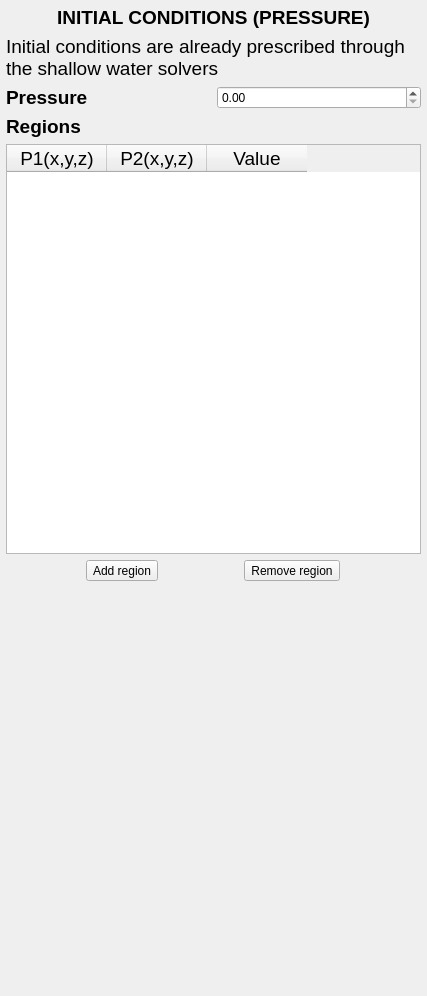
This is HydroUQ/initialconpres.ui in NHERI-SimCenter/HydroUQ as Qt 5 draws it before an edit. The edited form follows.
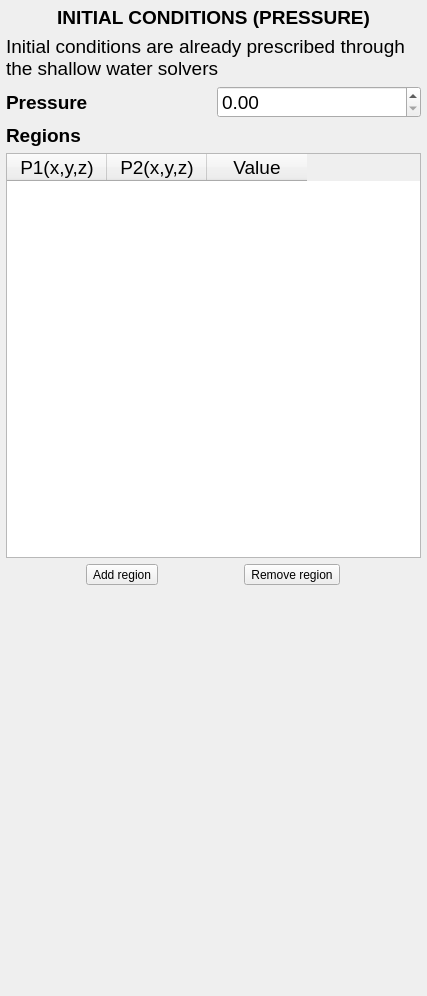
This is the edited form.

Commit message: Added parametric building into it. Cleaning layouts and fonts

```diff
--- a/HydroUQ/initialconpres.ui
+++ b/HydroUQ/initialconpres.ui
@@ -77,7 +77,13 @@
       </widget>
      </item>
      <item>
-      <widget class="QDoubleSpinBox" name="DSpBx_Pres"/>
+      <widget class="QDoubleSpinBox" name="DSpBx_Pres">
+       <property name="font">
+        <font>
+         <pointsize>14</pointsize>
+        </font>
+       </property>
+      </widget>
      </item>
     </layout>
    </item>
@@ -98,6 +104,11 @@
    </item>
    <item>
     <widget class="QTableWidget" name="Tbl_IniCondTable">
+     <property name="font">
+      <font>
+       <pointsize>14</pointsize>
+      </font>
+     </property>
      <property name="toolTip">
       <string>Regions for initial condition</string>
      </property>
```
The commit also changes 9 other files.
